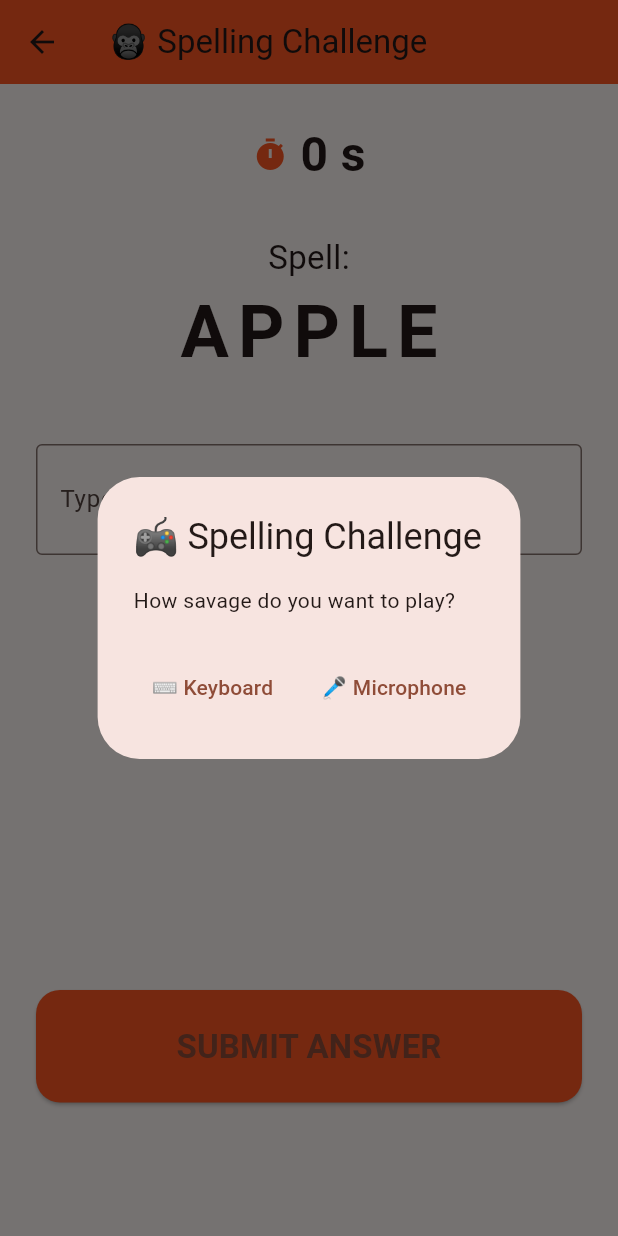
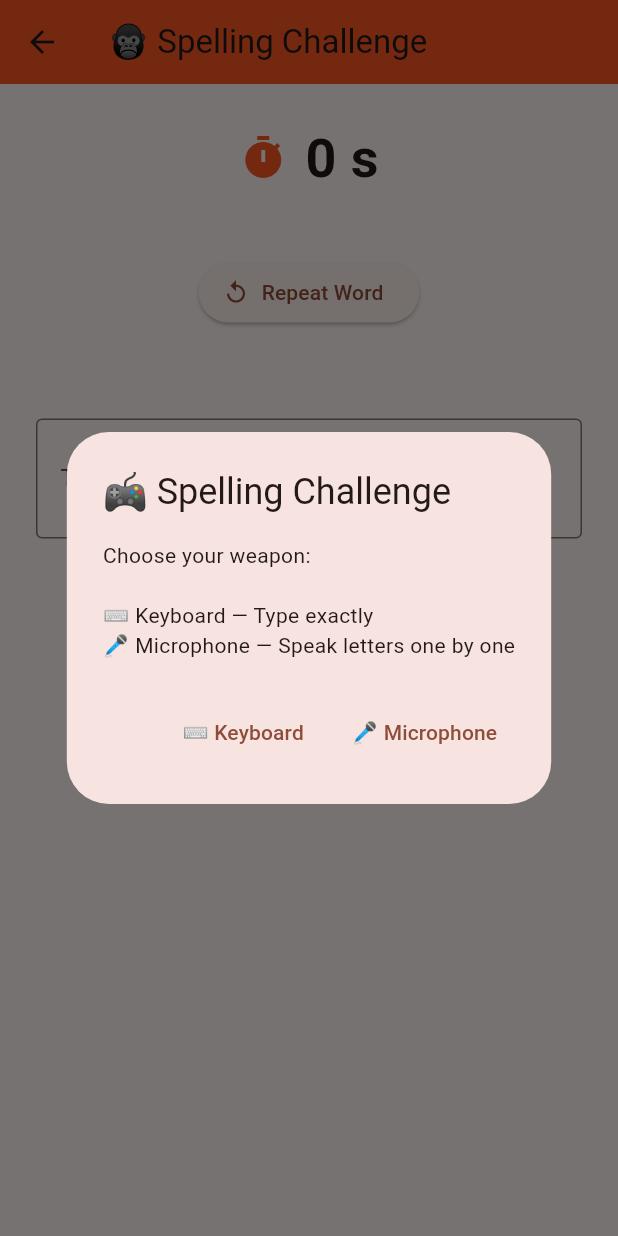
Before and after one commit to Guillaume-Perrochaud/wordsavage, a Flutter app: the screen it shows after launch, after a tap on "START ROASTING", on a phone screen of 412 x 824 dp. Run offline on Flutter 3.47's test engine with Material 3 defaults, Android fonts, the phone set to English and light mode, and no system bars; our stand-ins replace flutter_tts, permission_handler, speech_to_text.

Commit message:
Spell Screen clean code for Keyboard Mode.

```diff
--- a/lib/main.dart
+++ b/lib/main.dart
@@ -1,7 +1,11 @@
 import 'package:flutter/material.dart';
+import 'package:flutter/services.dart';
 import 'screens/welcome_screen.dart';
 
 void main() {
+  WidgetsFlutterBinding.ensureInitialized(); // Important for orientation
+  SystemChrome.setPreferredOrientations([DeviceOrientation.portraitUp]);
+
   runApp(const WordSavageApp());
 }
 
--- a/lib/screens/spelling_screen.dart
+++ b/lib/screens/spelling_screen.dart
@@ -14,7 +14,7 @@ class SpellingScreen extends StatefulWidget {
 }
 
 class _SpellingScreenState extends State<SpellingScreen> {
-  FlutterTts? _flutterTts;
+  final FlutterTts _flutterTts = FlutterTts();
   final stt.SpeechToText _speech = stt.SpeechToText();
   final TextEditingController _textController = TextEditingController();
   final FocusNode _focusNode = FocusNode();
@@ -25,33 +25,39 @@ class _SpellingScreenState extends State<SpellingScreen> {
   ];
 
   int _currentIndex = 0;
-  String _feedback = "";
   bool _isSpeaking = false;
   bool _isListening = false;
   Timer? _timer;
   int _timeLeft = 0;
   InputMode _mode = InputMode.keyboard;
-  Timer? _micRestartTimer;
+  bool _challengeComplete = false;
 
   @override
   void initState() {
     super.initState();
-    WidgetsBinding.instance.addPostFrameCallback((_) => _showModeSelection());
+    _configureTts();
+    WidgetsBinding.instance.addPostFrameCallback((_) => _showStartDialog());
   }
 
-  void _showModeSelection() {
+  Future<void> _configureTts() async {
+    await _flutterTts.setLanguage("en-GB");
+    await _flutterTts.setPitch(1.1);
+    await _flutterTts.setSpeechRate(0.65);
+  }
+
+  void _showStartDialog() {
     showDialog(
       context: context,
       barrierDismissible: false,
       builder: (context) => AlertDialog(
         title: const Text("🎮 Spelling Challenge"),
-        content: const Text("How savage do you want to play?"),
+        content: const Text("Choose your weapon:\n\n⌨️ Keyboard — Type exactly\n🎤 Microphone — Speak letters one by one"),
         actions: [
           TextButton(
             onPressed: () {
               setState(() => _mode = InputMode.keyboard);
               Navigator.pop(context);
-              _showInstructions();
+              Future.delayed(const Duration(seconds: 2), _startNewWord);
             },
             child: const Text("⌨️ Keyboard"),
           ),
@@ -59,7 +65,7 @@ class _SpellingScreenState extends State<SpellingScreen> {
             onPressed: () {
               setState(() => _mode = InputMode.microphone);
               Navigator.pop(context);
-              _showInstructions();
+              Future.delayed(const Duration(seconds: 2), _startNewWord);
             },
             child: const Text("🎤 Microphone"),
           ),
@@ -68,59 +74,43 @@ class _SpellingScreenState extends State<SpellingScreen> {
     );
   }
 
-  void _showInstructions() {
-    showDialog(
-      context: context,
-      builder: (context) => AlertDialog(
-        title: const Text("How to Play"),
-        content: Text(_mode == InputMode.keyboard
-            ? "Type the word **exactly** as you hear it.\nNo autocorrect allowed!"
-            : "Speak **each letter** clearly one by one.\nExample: A ... P ... P ... L ... E"),
-        actions: [
-          TextButton(
-            onPressed: () {
-              Navigator.pop(context);
-              _startNewWord();
-            },
-            child: const Text("READY TO GET ROASTED! 🔥"),
-          )
-        ],
-      ),
-    );
+  void _startNewWord() {
+    if (_currentIndex >= _wordList.length) {
+      Future.delayed(const Duration(seconds: 2), () {
+        if (mounted) setState(() => _challengeComplete = true);
+      });
+      return;
     }
 
-  Future<void> _initTts() async {
-    _flutterTts = FlutterTts();
-    await _flutterTts!.setLanguage("en-GB");
-    await _flutterTts!.setPitch(1.1);
-    await _flutterTts!.setSpeechRate(0.7);
-  }
-
-  void _startNewWord() {
     _textController.clear();
-    _feedback = "";
     _timeLeft = _calculateTimeForWord(_wordList[_currentIndex]);
 
-    _initTts().then((_) {
-      _speakCurrentWord().then((_) {
+    _flutterTts.speak("Next word:").then((_) async {
+      await Future.delayed(const Duration(milliseconds: 1200));
+      await _speakCurrentWord();
+
       if (!mounted) return;
       _startTimer();
-        if (_mode == InputMode.keyboard) _focusNode.requestFocus();
-        if (_mode == InputMode.microphone) _startPersistentListening();
+      if (_mode == InputMode.keyboard) {
+        Future.delayed(const Duration(milliseconds: 800), () {
+          if (mounted) _focusNode.requestFocus();
         });
+      } else {
+        _startPersistentListening();
+      }
     });
   }
 
   Future<void> _speakCurrentWord() async {
     setState(() => _isSpeaking = true);
-    try {
-      await _flutterTts?.speak(_wordList[_currentIndex]);
-    } finally {
-      if (mounted) setState(() => _isSpeaking = false);
-    }
+    final word = _wordList[_currentIndex];
+    final rate = word.length > 12 ? 0.55 : 0.7;
+    await _flutterTts.setSpeechRate(rate);
+    await _flutterTts.speak(word);
+    setState(() => _isSpeaking = false);
   }
 
-  int _calculateTimeForWord(String word) => 10 + (word.length * 1.2).round();
+  int _calculateTimeForWord(String word) => 12 + (word.length * 1.4).round();
 
   void _startTimer() {
     _timer?.cancel();
@@ -133,168 +123,124 @@ class _SpellingScreenState extends State<SpellingScreen> {
     });
   }
 
-  void _timeUp() {
+  void _timeUp() => _endRound(isTimeUp: true);
+
+  Future<void> _endRound({bool isTimeUp = false}) async {
     _timer?.cancel();
-    _flutterTts?.stop();
     if (_mode == InputMode.microphone) _stopListening();
-    setState(() {
-      _feedback = "⏰ Time's up! It was '${_wordList[_currentIndex]}'";
-    });
-    Future.delayed(const Duration(seconds: 2), _nextWord);
+
+    final correctWord = _wordList[_currentIndex];
+    final answer = _textController.text.trim().toLowerCase().replaceAll(RegExp(r'\s+'), '');
+    final isCorrect = answer == correctWord.toLowerCase();
+
+    String message = isTimeUp
+        ? "Time's up! Better luck next time, champ."
+        : isCorrect
+            ? "Correct! Not too bad... for a human."
+            : "Roasted! You really thought that was right?";
+
+    await _flutterTts.setSpeechRate(0.65);
+    await _flutterTts.speak(message);
+
+    // Wait for speech to finish + 2 seconds
+    await Future.delayed(const Duration(seconds: 3)); // increased for safety
+
+    setState(() => _currentIndex++);
+    _startNewWord();
   }
 
-  // === MICROPHONE PERSISTENT LISTENING ===
-  void _startPersistentListening() async {
-    await Permission.microphone.request();
-    bool available = await _speech.initialize();
-    if (!available) return;
+  Future<void> _startPersistentListening() async {
+    if (_isListening) return;
+    final status = await Permission.microphone.request();
+    if (!status.isGranted) return;
 
+    final initialized = await _speech.initialize();
+    if (initialized) {
       setState(() => _isListening = true);
-    _listenOnce();
-
-    // Auto-restart if it stops
-    _micRestartTimer = Timer.periodic(const Duration(seconds: 8), (_) {
-      if (_isListening && mounted && !_speech.isListening) {
-        _listenOnce();
+      _speech.listen(onResult: (result) => setState(() => _textController.text = result.recognizedWords));
     }
-    });
-  }
-
-  void _listenOnce() {
-    _speech.listen(
-      onResult: (result) {
-        setState(() => _textController.text = result.recognizedWords);
-      },
-      listenOptions: stt.SpeechListenOptions(partialResults: true),
-      listenFor: const Duration(seconds: 30),
-    );
   }
 
   void _stopListening() {
-    _micRestartTimer?.cancel();
     _speech.stop();
     setState(() => _isListening = false);
-  }
-
-  void _checkSpelling() {
-    _timer?.cancel();
-    _micRestartTimer?.cancel();
-    _flutterTts?.stop();
-    if (_mode == InputMode.microphone) _stopListening();
-
-    String correct = _wordList[_currentIndex].toLowerCase();
-    String answer = _textController.text.trim().toLowerCase().replaceAll(RegExp(r'\s+'), '');
-
-    // Improved check - must be close but not just repeating the word
-    bool isCorrect = answer == correct;
-    bool isJustRepeatingWord = answer == correct && _textController.text.length <= correct.length + 3;
-
-    setState(() {
-      _feedback = isCorrect
-          ? "✅ Not bad... for a human. +10 points 🔥"
-          : "❌ Brutal. It's spelled: ${_wordList[_currentIndex]}";
-    });
-
-    Future.delayed(const Duration(milliseconds: 1600), _nextWord);
-  }
-
-  void _nextWord() {
-    setState(() {
-      _currentIndex = (_currentIndex + 1) % _wordList.length;
-    });
-    _startNewWord();
   }
 
   @override
   void dispose() {
     _timer?.cancel();
-    _micRestartTimer?.cancel();
     _textController.dispose();
     _focusNode.dispose();
-    _flutterTts?.stop();
+    _flutterTts.stop();
     _speech.stop();
     super.dispose();
   }
 
   @override
   Widget build(BuildContext context) {
+    if (_challengeComplete) {
+      return Scaffold(
+        body: Center(
+          child: Column(
+            mainAxisAlignment: MainAxisAlignment.center,
+            children: [
+              const Text("🎉 Challenge Complete!", style: TextStyle(fontSize: 32, fontWeight: FontWeight.bold)),
+              const SizedBox(height: 40),
+              ElevatedButton(
+                onPressed: () {
+                  setState(() {
+                    _currentIndex = 0;
+                    _challengeComplete = false;
+                  });
+                  _startNewWord();
+                },
+                child: const Text("Restart Challenge"),
+              ),
+              const SizedBox(height: 20),
+              ElevatedButton(onPressed: () => Navigator.pop(context), child: const Text("Back to Main Screen")),
+            ],
+          ),
+        ),
+      );
+    }
+
     return Scaffold(
       resizeToAvoidBottomInset: true,
-      appBar: AppBar(
-        title: const Text("🦍 Spelling Challenge"),
-        backgroundColor: Colors.deepOrange,
-      ),
-      body: Padding(
-        padding: const EdgeInsets.fromLTRB(24, 24, 24, 40),
+      appBar: AppBar(title: const Text("🦍 Spelling Challenge"), backgroundColor: Colors.deepOrange),
+      body: SingleChildScrollView(
+        padding: const EdgeInsets.all(24),
         child: Column(
           children: [
-            // Timer
             Row(
               mainAxisAlignment: MainAxisAlignment.center,
               children: [
-                const Icon(Icons.timer, color: Colors.deepOrange),
-                const SizedBox(width: 8),
-                Text("$_timeLeft s", style: const TextStyle(fontSize: 32, fontWeight: FontWeight.bold)),
+                const Icon(Icons.timer, color: Colors.deepOrange, size: 32),
+                const SizedBox(width: 12),
+                Text("$_timeLeft s", style: const TextStyle(fontSize: 36, fontWeight: FontWeight.bold)),
               ],
             ),
-
-            const SizedBox(height: 30),
-
-            Text("Spell:", style: const TextStyle(fontSize: 22)),
-            Text(
-              _wordList[_currentIndex].toUpperCase(),
-              style: const TextStyle(fontSize: 48, fontWeight: FontWeight.bold, letterSpacing: 6),
+            const SizedBox(height: 40),
+            ElevatedButton.icon(
+              onPressed: _isSpeaking ? null : _speakCurrentWord,
+              icon: const Icon(Icons.replay),
+              label: const Text("Repeat Word"),
             ),
-
-            const SizedBox(height: 40),
-
-            // Input Area
+            const SizedBox(height: 60),
             if (_mode == InputMode.keyboard)
               TextField(
                 controller: _textController,
                 focusNode: _focusNode,
                 autocorrect: false,
                 enableSuggestions: false,
+                style: const TextStyle(fontSize: 32),
                 decoration: const InputDecoration(
                   border: OutlineInputBorder(),
-                  labelText: "Type here",
+                  labelText: "Type your spelling",
                 ),
-                style: const TextStyle(fontSize: 28),
-                textCapitalization: TextCapitalization.none,
+                onSubmitted: (_) => _endRound(),
               )
             else
-              Container(
-                padding: const EdgeInsets.all(20),
-                decoration: BoxDecoration(
-                  border: Border.all(color: Colors.deepOrange, width: 3),
-                  borderRadius: BorderRadius.circular(16),
-                ),
-                child: Text(
-                  _textController.text.isEmpty ? "🎤 Speak letters one by one..." : _textController.text,
-                  style: const TextStyle(fontSize: 32),
-                  textAlign: TextAlign.center,
-                ),
-              ),
-
-            const Spacer(),
-
-            // Submit Button
-            ElevatedButton(
-              onPressed: _checkSpelling,
-              style: ElevatedButton.styleFrom(
-                backgroundColor: Colors.deepOrange,
-                padding: const EdgeInsets.symmetric(vertical: 22),
-                minimumSize: const Size(double.infinity, 75),
-                shape: RoundedRectangleBorder(borderRadius: BorderRadius.circular(16)),
-              ),
-              child: const Text(
-                "SUBMIT ANSWER",
-                style: TextStyle(fontSize: 22, fontWeight: FontWeight.bold),
-              ),
-            ),
-
-            const SizedBox(height: 20),
-            Text(_feedback, style: const TextStyle(fontSize: 20, fontWeight: FontWeight.bold), textAlign: TextAlign.center),
+              const Text("🎤 Speak each letter clearly...", style: TextStyle(fontSize: 28)),
           ],
         ),
       ),
```
Lines whose indentation alone changed are shown as unchanged.
